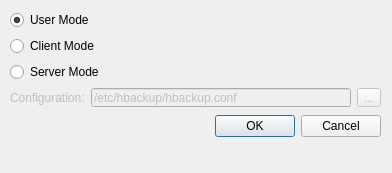
ndechesne/htoolbox, file gui/choose-dialog.ui: the form before one commit.
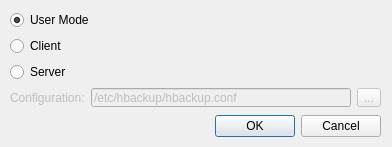
The form after the commit.

Commit message: gui: spread the code into several files

What changed in the file:
```diff
--- a/gui/choose-dialog.ui
+++ b/gui/choose-dialog.ui
@@ -7,7 +7,7 @@
     <x>0</x>
     <y>0</y>
     <width>392</width>
-    <height>173</height>
+    <height>147</height>
    </rect>
   </property>
   <property name="windowTitle" >
@@ -42,7 +42,7 @@
     <item row="2" column="0" >
      <widget class="QRadioButton" name="servermode" >
       <property name="text" >
-       <string>Server Mode</string>
+       <string>Server</string>
       </property>
      </widget>
     </item>
@@ -103,7 +103,7 @@
     <item row="1" column="0" >
      <widget class="QRadioButton" name="clientmode" >
       <property name="text" >
-       <string>Client Mode</string>
+       <string>Client</string>
       </property>
      </widget>
     </item>
```
Left out of the diff: 2 changed lines with no effect on the pictures. The commit also changes 4 other files.
